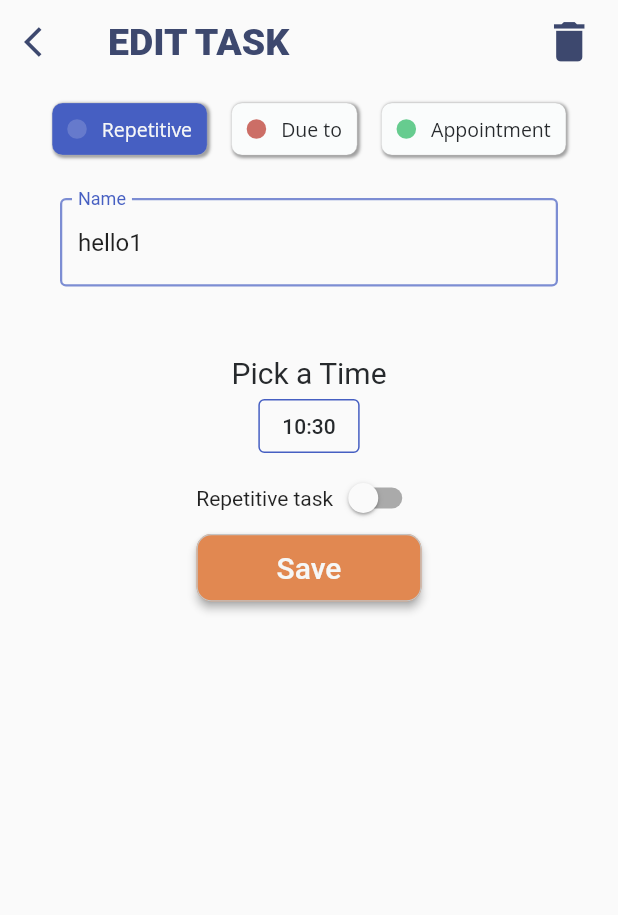
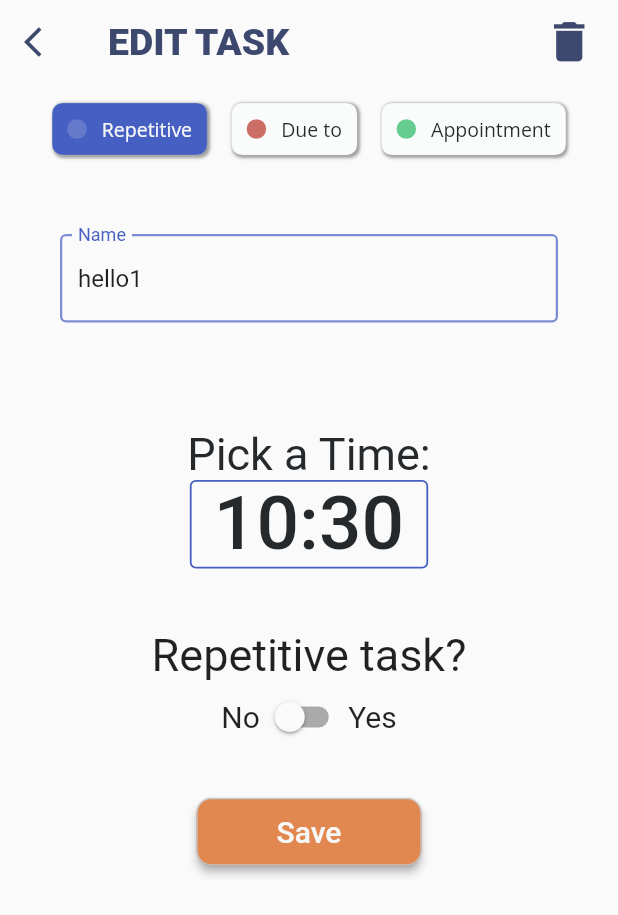
Before and after one commit to stefanpascu/Timeless, a Flutter app: the NewTaskPage screen opened directly, after a tap on "Save", after a tap on "Repetitive", on a phone screen of 412 x 824 dp. Shown: the top 915 px of the screen. Run offline on Flutter 3.47's test engine with Material 2 defaults, Android fonts, the phone set to English and light mode, and no system bars; our stand-ins replace flutter_svg, grouped_list; missing offline and left inert: enum_to_string.

Commit message:
Add validation for goal/task name and redesigned task/goal create/edit

```diff
--- a/lib/pages/add_new_goal_page.dart
+++ b/lib/pages/add_new_goal_page.dart
@@ -15,9 +15,11 @@ class NewGoalPage extends StatefulWidget {
 }
 
 class NewGoalPageState extends State<NewGoalPage> {
+  bool _submitted = false;
   late bool editMode;
   late Goal goal;
-  late TextEditingController _controller = TextEditingController(text: '');
+  TextEditingController _controller = TextEditingController();
+  var _textName = '';
   int selectedDailyIndex = 0;
 
   @override
@@ -104,8 +106,10 @@ class NewGoalPageState extends State<NewGoalPage> {
                     const EdgeInsets.symmetric(horizontal: 40, vertical: 16),
                 child: TextField(
                   controller: _controller,
+                  onChanged: (text) => setState(() => _textName),
                   decoration: InputDecoration(
                     labelText: 'Name',
+                    errorText: _submitted ? _errorNameText : null,
                     enabledBorder: OutlineInputBorder(
                       borderSide: BorderSide(
                           color: MyColors.primaryNormal.withOpacity(0.7),
@@ -117,6 +121,9 @@ class NewGoalPageState extends State<NewGoalPage> {
                     ),
                   ),
                 ),
+              ),
+              SizedBox(
+                height: 20,
               ),
               SizedBox(
                 width: 150.0,
@@ -135,13 +142,10 @@ class NewGoalPageState extends State<NewGoalPage> {
                     ),
                   ),
                   onPressed: () => {
-                    print('Save'),
-                    if (_controller.text == "")
-                      goal.name = "Nameless Goal"
-                    else
-                      goal.name = _controller.text,
-                    printGoal(goal),
-                    Navigator.pop(context)
+                    setState(() {
+                      _submitted = true;
+                    }),
+                    if (_controller.value.text.isNotEmpty) {_submit()}
                   },
                   child: const Text(
                     'Save',
@@ -155,6 +159,23 @@ class NewGoalPageState extends State<NewGoalPage> {
         ]),
       ),
     );
+  }
+
+  void _submit() {
+    // if there is no error text
+    if (_errorNameText == null) {
+      goal.name = _controller.text;
+      printGoal(goal);
+      Navigator.pop(context);
+    }
+  }
+
+  String? get _errorNameText {
+    final text = _controller.value.text;
+    if (text.isEmpty) {
+      return 'Can\'t be empty';
+    }
+    return null;
   }
 
   void printGoal(Goal goal) {
--- a/lib/pages/add_new_task_page.dart
+++ b/lib/pages/add_new_task_page.dart
@@ -28,8 +28,10 @@ class NewTaskPageState extends State<NewTaskPage> with RestorationMixin {
       ":" +
       task.time.toString().split(" ")[1].split(":")[1];
   late String formattedDate = task.time.toString().split(" ")[0];
-  late TextEditingController _controller = TextEditingController(text: '');
   final RestorableDateTime _selectedDate = RestorableDateTime(DateTime.now());
+  TextEditingController _controller = TextEditingController();
+  var _textName = '';
+  bool _submitted = false;
   int selectedDailyIndex = 0;
   String repetitiveDropdownValue = 'Daily';
   bool timeError = false;
@@ -157,12 +159,13 @@ class NewTaskPageState extends State<NewTaskPage> with RestorationMixin {
                         Column(
                           children: [
                             Padding(
-                              padding: const EdgeInsets.symmetric(
-                                  horizontal: 40, vertical: 16),
+                              padding: const EdgeInsets.all(40),
                               child: TextField(
                                 controller: _controller,
+                                onChanged: (text) => setState(() => _textName),
                                 decoration: InputDecoration(
                                   labelText: 'Name',
+                                  errorText: _submitted ? _errorNameText : null,
                                   enabledBorder: OutlineInputBorder(
                                     borderSide: BorderSide(
                                         color: MyColors.primaryNormal
@@ -184,18 +187,18 @@ class NewTaskPageState extends State<NewTaskPage> with RestorationMixin {
                           crossAxisAlignment: CrossAxisAlignment.center,
                           children: [
                             Text(
-                              'Pick a Time',
+                              'Pick a Time:',
                               style: TextStyle(
-                                  color: MyColors.textNormal, fontSize: 20),
+                                  color: MyColors.textNormal, fontSize: 30),
                             ),
                             StatefulBuilder(builder: (BuildContext context,
                                 StateSetter timePickState) {
                               return OutlinedButton(
                                 style: OutlinedButton.styleFrom(
                                   primary: MyColors.white,
-                                  side: const BorderSide(
+                                  side: BorderSide(
                                       color: MyColors.primaryNormal,
-                                      width: 1.0),
+                                      width: 1.2),
                                 ),
                                 onPressed: () async {
                                   await _show();
@@ -203,17 +206,31 @@ class NewTaskPageState extends State<NewTaskPage> with RestorationMixin {
                                 },
                                 child: Text(
                                   formattedTime,
-                                  style: TextStyle(color: MyColors.textNormal),
+                                  style: TextStyle(
+                                      color: MyColors.textNormal,
+                                      fontSize: 50.0),
                                 ),
                               );
                             }),
                           ],
                         ),
-                        Row(
+                        Padding(
+                          padding: const EdgeInsets.only(top: 40.0),
+                          child: Column(
                             mainAxisAlignment: MainAxisAlignment.center,
                             crossAxisAlignment: CrossAxisAlignment.center,
                             children: [
-                            Text('Repetitive task'),
+                              Text(
+                                'Repetitive task?',
+                                style: TextStyle(fontSize: 30.0),
+                              ),
+                              Row(
+                                mainAxisAlignment: MainAxisAlignment.center,
+                                children: [
+                                  Text(
+                                    'No',
+                                    style: TextStyle(fontSize: 20.0),
+                                  ),
                                   Switch(
                                     value: isSwitched,
                                     onChanged: (value) {
@@ -222,13 +239,21 @@ class NewTaskPageState extends State<NewTaskPage> with RestorationMixin {
                                         if (isSwitched == false)
                                           task.repetitiveType = null;
                                         else
-                                    task.repetitiveType = repetitiveType != null
+                                          task.repetitiveType =
+                                              repetitiveType != null
                                                   ? repetitiveType
                                                   : RepetitiveType.Daily;
                                       });
                                     },
                                   ),
+                                  Text(
+                                    'Yes',
+                                    style: TextStyle(fontSize: 20.0),
+                                  ),
                                 ],
+                              ),
+                            ],
+                          ),
                         ),
                         Visibility(
                           visible: isSwitched,
@@ -276,6 +301,7 @@ class NewTaskPageState extends State<NewTaskPage> with RestorationMixin {
                             },
                           ),
                         ),
+                        SizedBox(height: 30.0),
                         SizedBox(
                           width: 150.0,
                           height: 45.0,
@@ -293,13 +319,10 @@ class NewTaskPageState extends State<NewTaskPage> with RestorationMixin {
                               ),
                             ),
                             onPressed: () => {
-                              print('Save'),
-                              if (_controller.text == "")
-                                task.name = "Nameless Task"
-                              else
-                                task.name = _controller.text,
-                              printTask(task),
-                              Navigator.pop(context)
+                              setState(() {
+                                _submitted = true;
+                              }),
+                              if (_controller.value.text.isNotEmpty) {_submit()}
                             },
                             child: const Text(
                               'Save',
@@ -314,11 +337,12 @@ class NewTaskPageState extends State<NewTaskPage> with RestorationMixin {
                       ? Column(
                           children: [
                             Padding(
-                              padding: EdgeInsets.symmetric(
-                                  horizontal: 40, vertical: 16),
+                              padding: const EdgeInsets.all(40),
                               child: TextField(
                                 controller: _controller,
+                                onChanged: (text) => setState(() => _textName),
                                 decoration: InputDecoration(
+                                  errorText: _submitted ? _errorNameText : null,
                                   labelText: 'Name',
                                   enabledBorder: OutlineInputBorder(
                                     borderSide: BorderSide(
@@ -333,28 +357,44 @@ class NewTaskPageState extends State<NewTaskPage> with RestorationMixin {
                                 ),
                               ),
                             ),
-                            Row(
+                            SizedBox(height: 30.0),
+                            Column(
                               mainAxisAlignment: MainAxisAlignment.center,
                               crossAxisAlignment: CrossAxisAlignment.center,
                               children: [
-                                Text('Pick a Time'),
+                                Text(
+                                  'Pick a Time:',
+                                  style: TextStyle(
+                                      color: MyColors.textNormal, fontSize: 30),
+                                ),
                                 StatefulBuilder(builder: (BuildContext context,
                                     StateSetter timePickState) {
                                   return OutlinedButton(
+                                    style: OutlinedButton.styleFrom(
+                                      primary: MyColors.white,
+                                      side: BorderSide(
+                                          color: MyColors.primaryNormal,
+                                          width: 1.2),
+                                    ),
                                     onPressed: () async {
                                       await _show();
                                       timePickState(() {});
                                     },
-                                    child: Text(formattedTime),
+                                    child: Text(formattedTime,
+                                      style: TextStyle(
+                                          color: MyColors.textNormal,
+                                          fontSize: 50.0),),
                                   );
                                 }),
                               ],
                             ),
-                            Row(
+                            Padding(
+                              padding: const EdgeInsets.only(top: 40.0),
+                              child: Column(
                                 mainAxisAlignment: MainAxisAlignment.center,
                                 crossAxisAlignment: CrossAxisAlignment.center,
                                 children: [
-                                Text('Pick a Date '),
+                                  Text('Pick a Date:', style: TextStyle(fontSize: 30.0),),
                                   Padding(
                                     padding: const EdgeInsets.only(
                                       top: 8,
@@ -365,20 +405,21 @@ class NewTaskPageState extends State<NewTaskPage> with RestorationMixin {
                                             .present();
                                       },
                                       style: OutlinedButton.styleFrom(
-                                      side: const BorderSide(
+                                        side: BorderSide(
                                             color: MyColors.primaryNormal,
                                             width: 1.0),
                                       ),
                                       child: Text(
                                         formattedDate,
                                         style: TextStyle(
-                                        color: MyColors.textNormal
-                                            .withOpacity(0.7),
+                                            color: MyColors.textNormal,
+                                            fontSize: 25.0
                                         ),
                                       ),
                                     ),
                                   ),
                                 ],
+                              ),
                             ),
                             Visibility(
                               visible: timeError,
@@ -392,6 +433,7 @@ class NewTaskPageState extends State<NewTaskPage> with RestorationMixin {
                                 },
                               ),
                             ),
+                            SizedBox(height: 30.0),
                             SizedBox(
                               width: 150.0,
                               height: 45.0,
@@ -409,16 +451,15 @@ class NewTaskPageState extends State<NewTaskPage> with RestorationMixin {
                                   ),
                                 ),
                                 onPressed: () => {
-                                  print('Save'),
-                                  if (_controller.text == "")
-                                    task.name = "Nameless Task"
-                                  else
-                                    task.name = _controller.text,
-                                  if (compareDates(task.time, DateTime.now()))
-                                    {printTask(task), Navigator.pop(context)}
-                                  else
-                                    {timeError = true},
-                                  setState(() {})
+                                  setState(() {
+                                    _submitted = true;
+                                  }),
+                                  if (_controller.value.text.isNotEmpty &&
+                                      compareDates(task.time, DateTime.now()))
+                                    {_submit()}
+                                  else if (!compareDates(
+                                      task.time, DateTime.now()))
+                                    {timeError = true}
                                 },
                                 child: const Text(
                                   'Save',
@@ -433,11 +474,12 @@ class NewTaskPageState extends State<NewTaskPage> with RestorationMixin {
                       : Column(
                           children: [
                             Padding(
-                              padding: const EdgeInsets.symmetric(
-                                  horizontal: 40, vertical: 16),
+                              padding: const EdgeInsets.all(40),
                               child: TextField(
                                 controller: _controller,
+                                onChanged: (text) => setState(() => _textName),
                                 decoration: InputDecoration(
+                                  errorText: _submitted ? _errorNameText : null,
                                   labelText: 'Name',
                                   enabledBorder: OutlineInputBorder(
                                     borderSide: BorderSide(
@@ -452,28 +494,44 @@ class NewTaskPageState extends State<NewTaskPage> with RestorationMixin {
                                 ),
                               ),
                             ),
-                            Row(
+                            SizedBox(height: 30.0),
+                            Column(
                               mainAxisAlignment: MainAxisAlignment.center,
                               crossAxisAlignment: CrossAxisAlignment.center,
                               children: [
-                                Text('Pick a Time'),
+                                Text(
+                                  'Pick a Time:',
+                                  style: TextStyle(
+                                      color: MyColors.textNormal, fontSize: 30),
+                                ),
                                 StatefulBuilder(builder: (BuildContext context,
                                     StateSetter timePickState) {
                                   return OutlinedButton(
+                                    style: OutlinedButton.styleFrom(
+                                      primary: MyColors.white,
+                                      side: BorderSide(
+                                          color: MyColors.primaryNormal,
+                                          width: 1.2),
+                                    ),
                                     onPressed: () async {
                                       await _show();
                                       timePickState(() {});
                                     },
-                                    child: Text(formattedTime),
+                                    child: Text(formattedTime,
+                                      style: TextStyle(
+                                          color: MyColors.textNormal,
+                                          fontSize: 50.0),),
                                   );
                                 }),
                               ],
                             ),
-                            Row(
+                            Padding(
+                              padding: const EdgeInsets.only(top: 40.0),
+                              child: Column(
                                 mainAxisAlignment: MainAxisAlignment.center,
                                 crossAxisAlignment: CrossAxisAlignment.center,
                                 children: [
-                                Text('Pick a Date'),
+                                  Text('Pick a Date:', style: TextStyle(fontSize: 30.0),),
                                   Padding(
                                     padding: const EdgeInsets.only(
                                       top: 8.0,
@@ -491,13 +549,13 @@ class NewTaskPageState extends State<NewTaskPage> with RestorationMixin {
                                       child: Text(
                                         formattedDate,
                                         style: TextStyle(
-                                        color: MyColors.textNormal
-                                            .withOpacity(0.7),
-                                      ),
+                                            color: MyColors.textNormal,
+                                            fontSize: 25.0),
                                       ),
                                     ),
                                   ),
                                 ],
+                              ),
                             ),
                             Visibility(
                               visible: timeError,
@@ -511,6 +569,7 @@ class NewTaskPageState extends State<NewTaskPage> with RestorationMixin {
                                 },
                               ),
                             ),
+                            SizedBox(height: 30.0),
                             SizedBox(
                               width: 150.0,
                               height: 45.0,
@@ -528,16 +587,15 @@ class NewTaskPageState extends State<NewTaskPage> with RestorationMixin {
                                   ),
                                 ),
                                 onPressed: () => {
-                                  print('Save'),
-                                  if (_controller.text == "")
-                                    task.name = "Nameless Task"
-                                  else
-                                    task.name = _controller.text,
-                                  if (compareDates(task.time, DateTime.now()))
-                                    {printTask(task), Navigator.pop(context)}
-                                  else
-                                    {timeError = true},
-                                  setState(() {})
+                                  setState(() {
+                                    _submitted = true;
+                                  }),
+                                  if (_controller.value.text.isNotEmpty &&
+                                      compareDates(task.time, DateTime.now()))
+                                    {_submit()}
+                                  else if (!compareDates(
+                                      task.time, DateTime.now()))
+                                    {timeError = true}
                                 },
                                 child: const Text(
                                   'Save',
@@ -552,6 +610,23 @@ class NewTaskPageState extends State<NewTaskPage> with RestorationMixin {
         ]),
       ),
     );
+  }
+
+  void _submit() {
+    // if there is no error text
+    if (_errorNameText == null) {
+      task.name = _controller.text;
+      printTask(task);
+      Navigator.pop(context);
+    }
+  }
+
+  String? get _errorNameText {
+    final text = _controller.value.text;
+    if (text.isEmpty) {
+      return 'Can\'t be empty';
+    }
+    return null;
   }
 
   bool compareDates(DateTime a, DateTime b) {
--- a/lib/pages/goals_page.dart
+++ b/lib/pages/goals_page.dart
@@ -16,6 +16,7 @@ class GoalsPage extends StatefulWidget {
 
 class _GoalsPageState extends State<GoalsPage> {
   int selectedGoalsIndex = 0;
+
 
   static List<Goal> goals = [
     Goal.public("hello1", 1),
--- a/lib/pages/home_page.dart
+++ b/lib/pages/home_page.dart
@@ -2,14 +2,10 @@ import 'package:flutter/material.dart';
 import 'package:timeless/pages/daily_page.dart';
 import 'package:timeless/pages/drawer_page.dart';
 import 'package:timeless/pages/goals_page.dart';
-import 'package:timeless/pages/profile.dart';
-import 'package:timeless/pages/register.dart';
-import 'package:timeless/pages/settings.dart';
 
 import '../styles/styles.dart';
 import 'add_new_goal_page.dart';
 import 'add_new_task_page.dart';
-import 'friends_page.dart';
 
 class HomePage extends StatefulWidget {
   const HomePage({Key? key}) : super(key: key);
```
Also changed, not shown: lib/pages/login.dart (+45 -40 lines). Lines whose indentation alone changed are shown as unchanged.
